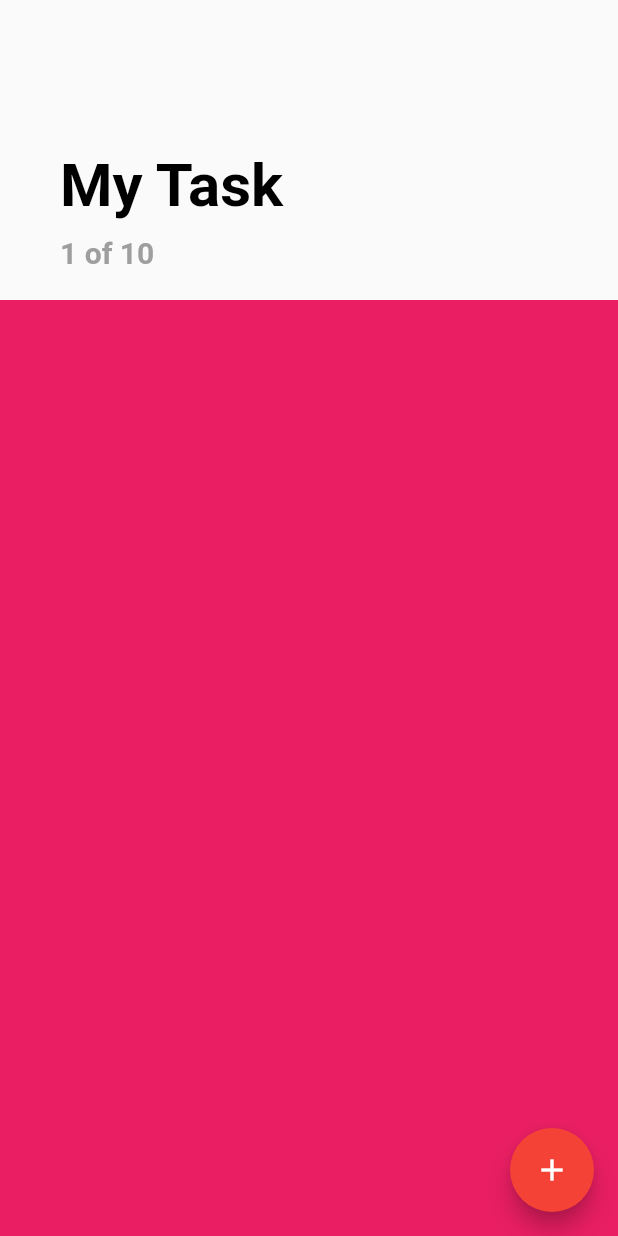
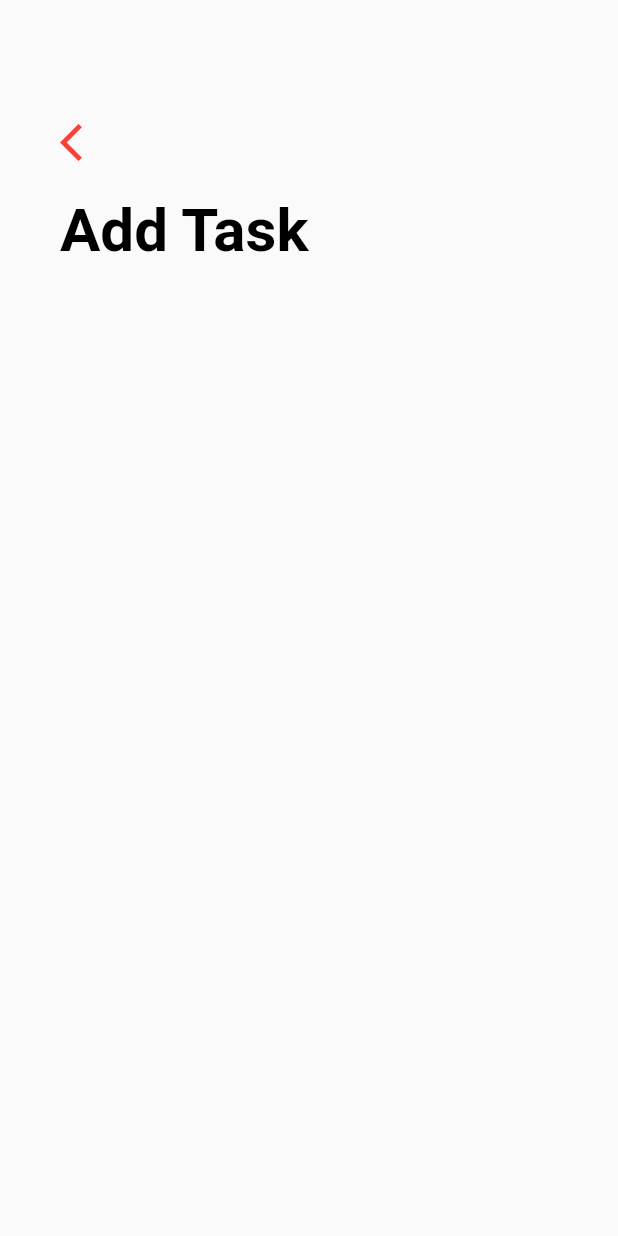
Before and after one commit to moradzadeh67/ToDo, a Flutter app: the screen it shows after launch, after a tap on the "add" icon, on a phone screen of 412 x 824 dp. Run offline on Flutter 3.47's test engine with Material 2 defaults, Android fonts, the phone set to English and light mode, and no system bars.

Commit message:
second commit

```diff
--- /dev/null
+++ b/lib/addTaskScreen.dart
@@ -0,0 +1,66 @@
+import 'package:flutter/material.dart';
+import 'package:flutter/cupertino.dart';
+import 'package:intl/intl.dart';
+
+class AddTaskScreen extends StatefulWidget {
+
+  @override
+  _AddTaskScreenState createState() => _AddTaskScreenState();
+}
+
+class _AddTaskScreenState extends State<AddTaskScreen> {
+  final _formKey = GlobalKey<FormState>();
+  late String _title = '';
+  late String _priority;
+  DateTime _date = DateTime.now();
+  TextEditingController _dateContoller = TextEditingController();
+  final DateFormat _dateFormatter = DateFormat('MMM dd, yyy');
+  final List<String> _priorities = ['Low', 'Medium', 'High'];
+
+  _handelDatePicker() async{
+    final DateTime? date = await showDatePicker(context: context, initialDate: _date, firstDate: DateTime(2000), lastDate: DateTime(2100));
+    if (date != null && date != _date){
+      setState(() {
+        _date = date;
+      });
+      _dateContoller.text = _dateFormatter.format(date);
+    }
+  }
+
+  @override
+  Widget build(BuildContext context) {
+    return Scaffold(
+      body: GestureDetector(
+        onTap: () => FocusScope.of(context).unfocus(),
+        child: Container(
+          padding: EdgeInsets.symmetric(horizontal: 40, vertical: 80),
+          child: Column(
+            crossAxisAlignment: CrossAxisAlignment.start,
+            children: [
+              GestureDetector(
+                onTap: () => Navigator.pop(context),
+                child: Icon(
+                  Icons.arrow_back_ios,
+                  size: 30,
+                  color: Theme.of(context).primaryColor,
+
+                ),
+              ),
+              SizedBox(
+                height: 20,
+              ),
+              Text(
+                'Add Task',
+                style: TextStyle(
+                  color: Colors.black,
+                  fontSize: 40,
+                  fontWeight: FontWeight.bold,
+                ),
+              )
+            ],
+          ),
+        ),
+      ),
+    );
+  }
+}
--- a/lib/todo_list_screen.dart
+++ b/lib/todo_list_screen.dart
@@ -1,4 +1,5 @@
 import 'package:flutter/material.dart';
+import 'package:todo/addTaskScreen.dart';
 
 class TodoListScreen extends StatefulWidget {
   @override
@@ -6,6 +7,27 @@ class TodoListScreen extends StatefulWidget {
 }
 
 class _TodoListScreenState extends State<TodoListScreen> {
+  Widget _buildTask(int index){
+    return Padding(
+      padding: EdgeInsets.symmetric(horizontal: 25.0),
+      child: Column(
+        children: [
+          ListTile(
+            title: Text('Task Title'),
+            subtitle: Text('Dec 4, 2021 * hi'),
+            trailing: Checkbox(
+              onChanged: (value){
+                print(value);
+              },
+              activeColor: Theme.of(context).primaryColor,
+              value: true,
+            ),
+          ),
+          Divider()
+        ],
+      ),
+    );
+  }
   @override
   Widget build(BuildContext context) {
     return Scaffold(
@@ -14,7 +36,7 @@ class _TodoListScreenState extends State<TodoListScreen> {
               .of(context)
               .primaryColor,
           child: Icon(Icons.add),
-          onPressed: () => print('navigate'),
+          onPressed: () => Navigator.push(context, MaterialPageRoute(builder: (_) => AddTaskScreen())),
         ),
         body: ListView.builder(
           padding: EdgeInsets.symmetric(vertical: 80),
@@ -39,14 +61,9 @@ class _TodoListScreenState extends State<TodoListScreen> {
                 ),
               );
             }
-            return Container(
-              height: 100,
-              width: double.infinity,
-              color: Colors.pink,
-            );
+            return _buildTask(index);
           },
         )
-
     );
   }
 }
--- a/pubspec.yaml
+++ b/pubspec.yaml
@@ -35,6 +35,7 @@ dependencies:
   # The following adds the Cupertino Icons font to your application.
   # Use with the CupertinoIcons class for iOS style icons.
   cupertino_icons: ^1.0.2
+  intl: ^0.18.1
 
 dev_dependencies:
   flutter_test:
```
Also changed, not shown: pubspec.lock.
